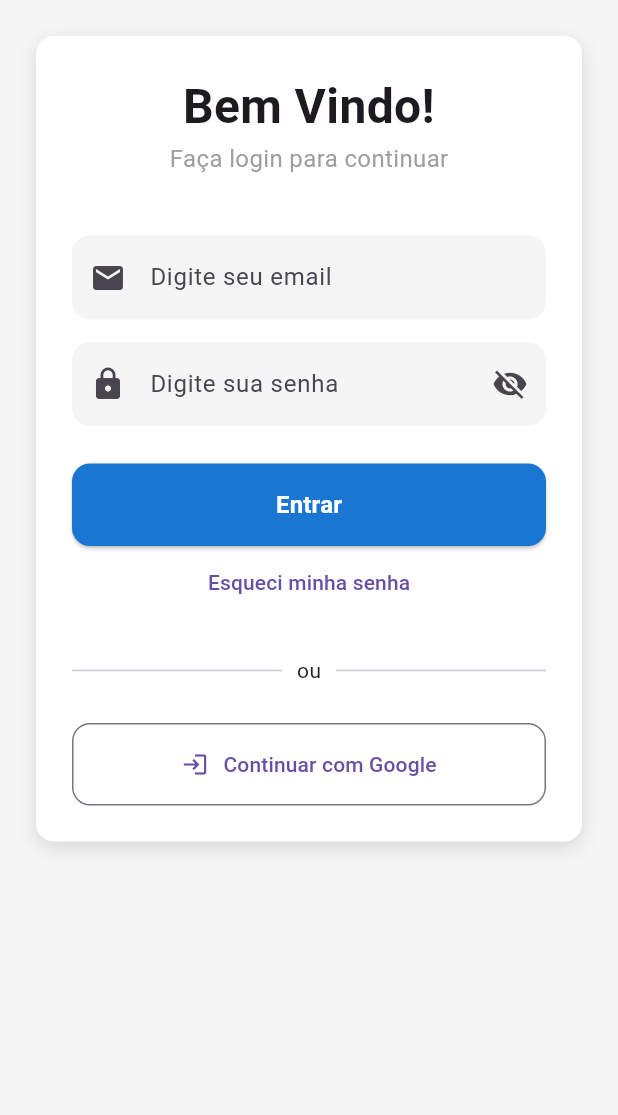
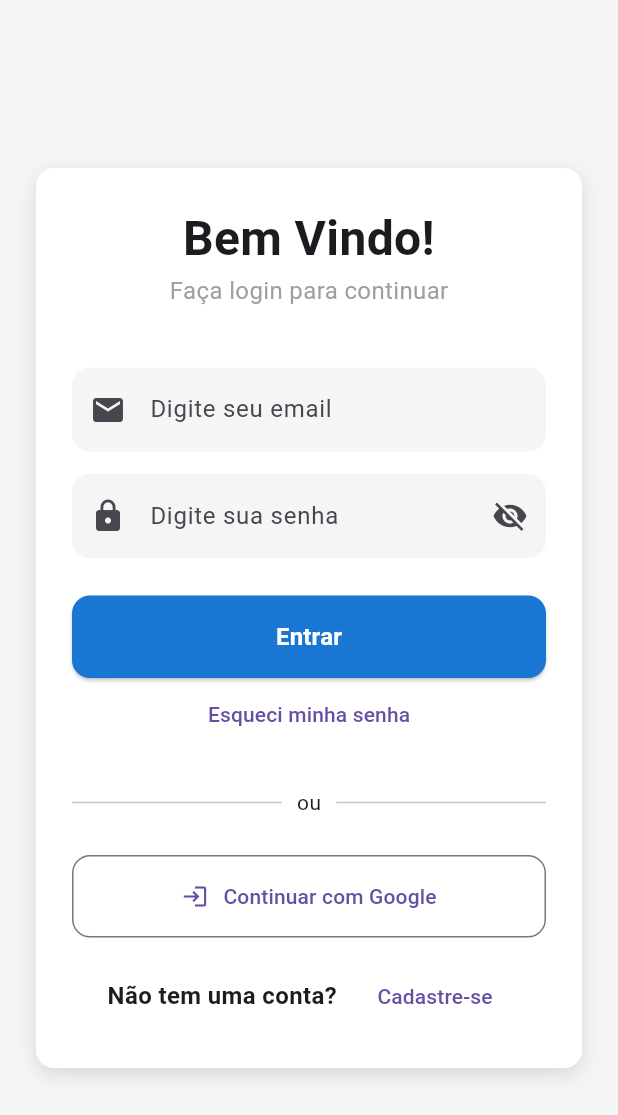
Before and after one commit to gabrielchioquetti/ProjetoTI-Aplicativo-Controle-Financeiro, a Flutter app: the screen it shows after launch, on a phone screen of 412 x 824 dp. Shown: the top 1115 px of the screen. Run offline on Flutter 3.47's test engine with Material 3 defaults, Android fonts, the phone set to English and light mode, and no system bars.

Commit message:
Ajuste no layout

```diff
--- a/lib/screens/login.dart
+++ b/lib/screens/login.dart
@@ -19,12 +19,18 @@ class _TelaLogin extends State<TelaLogin> {
       body: SafeArea(
         child: SingleChildScrollView(
           physics: BouncingScrollPhysics(),
+          child: ConstrainedBox(
+            constraints: BoxConstraints(
+              minHeight: MediaQuery.of(context).size.height,
+            ),
             child: Padding(
               padding: EdgeInsets.all(24),
               child: Center(
                 child: Container(
                   padding: EdgeInsets.all(24),
-                width: 400,
+                  constraints: BoxConstraints(
+                    maxWidth: 400,
+                  ),
                   decoration: BoxDecoration(
                     color: Colors.white,
                     borderRadius: BorderRadius.circular(12),
@@ -112,7 +118,7 @@ class _TelaLogin extends State<TelaLogin> {
                             String senha = senhaController.text;
                             print(email);
                             print(senha);
-                          Navigator.pushNamed(context, "/cadastro",);
+                            Navigator.pushNamed(context, "/home",);
                           },
                           child: Text(
                             "Entrar",
@@ -160,7 +166,30 @@ class _TelaLogin extends State<TelaLogin> {
                           ),
                         ),
                       ),
+                      const SizedBox(height: 15),
+                      Row(
+                        mainAxisAlignment: MainAxisAlignment.center,
+                        crossAxisAlignment: CrossAxisAlignment.center,
+                        children: [
+                          Text(
+                            "Não tem uma conta?",
+                            style: TextStyle(
+                              fontSize: 16,
+                              fontWeight: FontWeight.bold,
+                            ),
+                            textAlign: TextAlign.center,
+                          ),
+                          const SizedBox(width: 15),
+                          TextButton(
+                            onPressed: () {
+                              Navigator.pushNamed(context, "/cadastro",);
+                          },
+                          child: Text("Cadastre-se")
+                          ),
                         ],
+                      ),
+                    ],
+                  ),
                 ),
               ),
             ),
```
Also changed, not shown: lib/screens/cadastro.dart (+8 -1 lines), lib/screens/home.dart (+30 -1 lines). Lines whose indentation alone changed are shown as unchanged.
